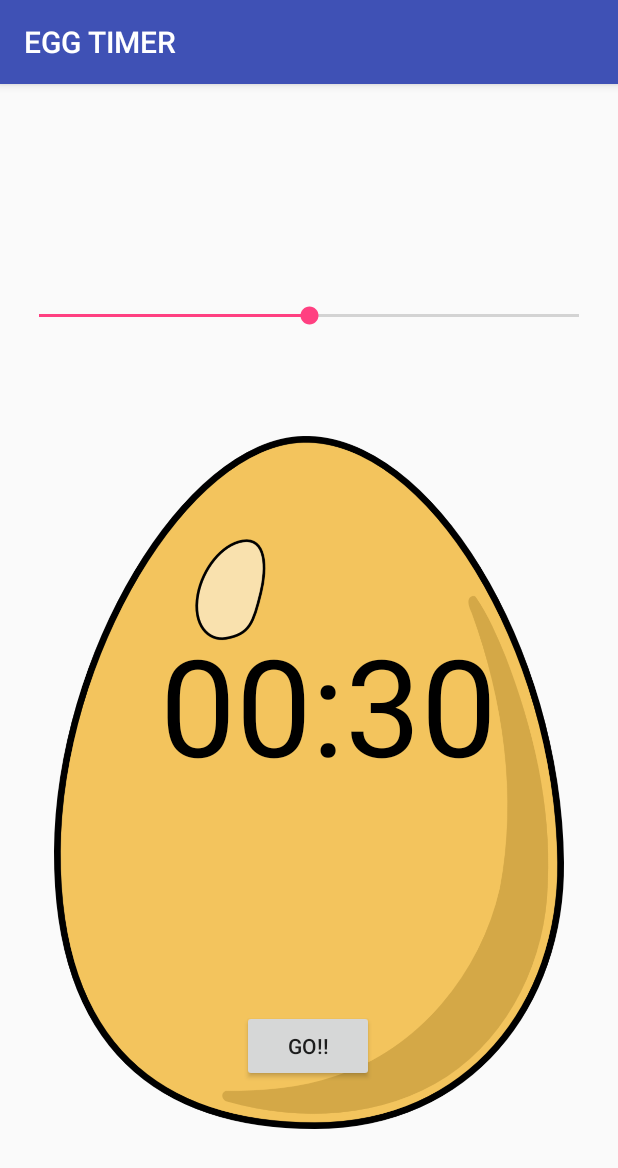
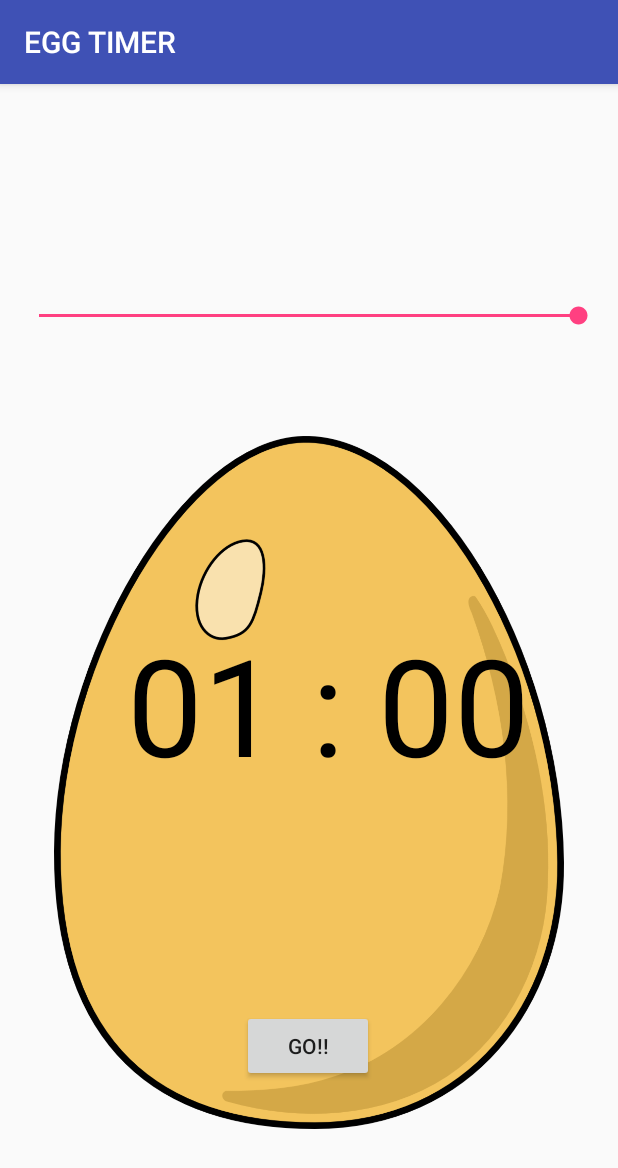
Before and after one commit to ayushroy298/EGGTIMER, an Android app: the screen it shows after launch (MainActivity), after a tap on "STOP!!", on a phone screen of 412 x 824 dp. Shown: the top 1168 px of the screen. Run offline under Robolectric (Android 15) with nearby library versions, the phone set to English and light mode, and no system bars; 1 other tap on this screen came first.

Commit message:
timer changed

```diff
--- a/app/src/main/java/com/example/ayush/eggtimer/MainActivity.java
+++ b/app/src/main/java/com/example/ayush/eggtimer/MainActivity.java
@@ -18,9 +18,9 @@ public class MainActivity extends AppCompatActivity
         String t;
         int min=n/60,sec=n%60;
         if(min>9)
-            t= Integer.toString(min) + ":";
+            t= Integer.toString(min) + " : ";
         else
-            t= "0" + Integer.toString(min) + ":";
+            t= "0" + Integer.toString(min) + " : ";
         if(sec>9)
             t+= Integer.toString(sec);
         else
@@ -60,8 +60,8 @@ public class MainActivity extends AppCompatActivity
                     button.setText("Go!!");
                     isActive=false;
                     seekBar.setEnabled(true);
-                    seekBar.setProgress(30);
-                    textView.setText(time(30));
+                    seekBar.setProgress(60);
+                    textView.setText(time(60));
                 }
             }.start();
 
@@ -71,8 +71,8 @@ public class MainActivity extends AppCompatActivity
             button.setText("Go!!");
             isActive=false;
             seekBar.setEnabled(true);
-            seekBar.setProgress(30);
-            textView.setText(time(30));
+            seekBar.setProgress(60);
+            textView.setText(time(60));
             countDownTimer.cancel();
         }
 
@@ -87,8 +87,8 @@ public class MainActivity extends AppCompatActivity
         textView=findViewById(R.id.textView);
         button=findViewById(R.id.button);
         seekBar.setMax(60);
-        seekBar.setProgress(30);
-        textView.setText(time(30));
+        seekBar.setProgress(60);
+        textView.setText(time(60));
         seekBar.setOnSeekBarChangeListener(new SeekBar.OnSeekBarChangeListener() {
             @Override
             public void onProgressChanged(SeekBar seekBar, int i, boolean b)
```
